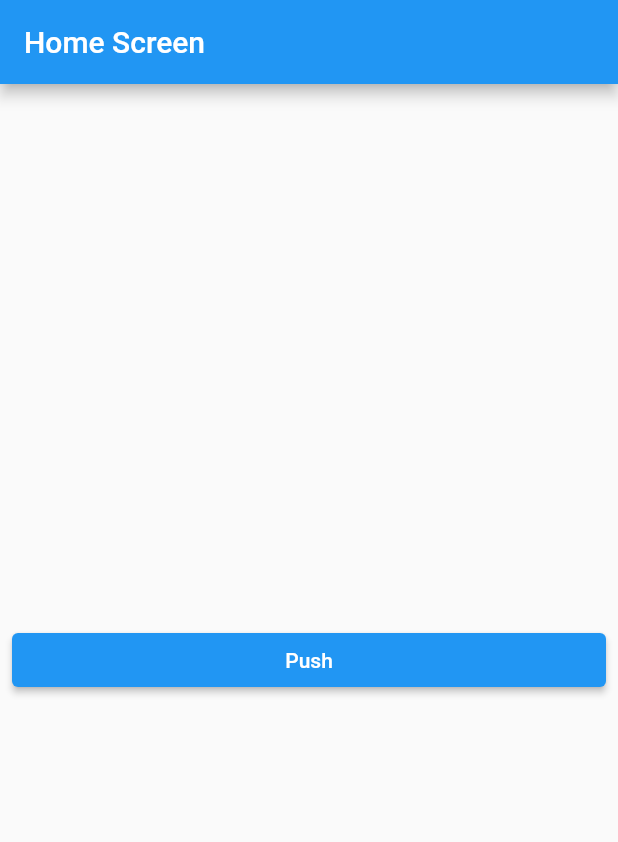
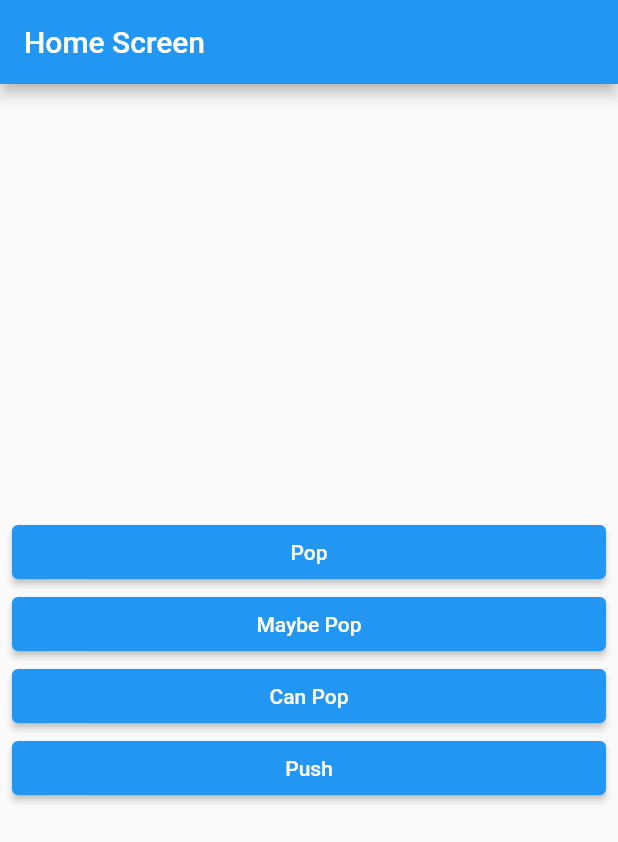
Before and after one commit to Jungma1/flutter-tutorial-lv1, a Flutter app: the screen it shows after launch, on a phone screen of 412 x 824 dp. Shown: the top 842 px of the screen. Run offline on Flutter 3.47's test engine with Material 2 defaults, Android fonts, the phone set to English and light mode, and no system bars; our stand-ins replace webview_flutter.

Commit message:
feat: maybe_pop, can_pop, will_pop_scope

```diff
--- a/navigation/lib/screen/home_screen.dart
+++ b/navigation/lib/screen/home_screen.dart
@@ -7,9 +7,36 @@ class HomeScreen extends StatelessWidget {
 
   @override
   Widget build(BuildContext context) {
-    return MainLayout(
+    return WillPopScope(
+      onWillPop: () async {
+        // 안드로이드 뒤로가기 버튼을 제어할 수 있다.
+        // true - pop 가능
+        // false - pop 불가능
+        return Navigator.of(context).canPop();
+      },
+      child: MainLayout(
         title: 'Home Screen',
         children: [
+          ElevatedButton(
+            onPressed: () {
+              // 검정색 스크린
+              Navigator.of(context).pop();
+            },
+            child: const Text('Pop'),
+          ),
+          ElevatedButton(
+            onPressed: () {
+              // 더 이상 뒤로 갈 페이지가 없을 경우 실행이 안 된다.
+              Navigator.of(context).maybePop();
+            },
+            child: const Text('Maybe Pop'),
+          ),
+          ElevatedButton(
+            onPressed: () {
+              print(Navigator.of(context).canPop());
+            },
+            child: const Text('Can Pop'),
+          ),
           ElevatedButton(
             onPressed: () async {
               final result = await Navigator.of(context).push<int>(
@@ -25,6 +52,7 @@ class HomeScreen extends StatelessWidget {
             child: const Text('Push'),
           ),
         ],
+      ),
     );
   }
 }
--- a/navigation/lib/screen/route_one_screen.dart
+++ b/navigation/lib/screen/route_one_screen.dart
@@ -28,6 +28,12 @@ class RouteOneScreen extends StatelessWidget {
         ),
         ElevatedButton(
           onPressed: () {
+            Navigator.of(context).maybePop();
+          },
+          child: const Text('Maybe Pop'),
+        ),
+        ElevatedButton(
+          onPressed: () {
             // 라우터는 스택으로 이루어져 있고, 순차적으로 쌓인다.
             Navigator.of(context).push(
               MaterialPageRoute(
```
Lines whose indentation alone changed are shown as unchanged.
